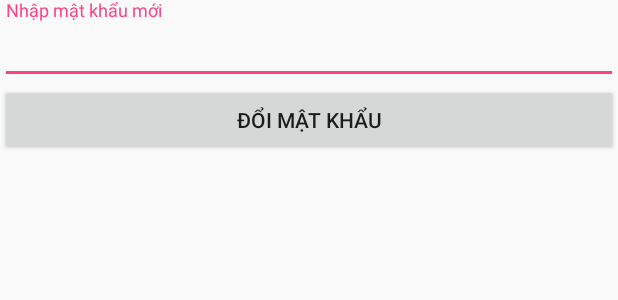
After one commit to 4nmt/Chatter, an Android app: the layout activity_change_password.xml on its own in the app's theme, with its tools: preview values and no code run, on a phone screen of 412 x 824 dp. The commit adds this screen. Shown: the top 300 px of the screen. Run offline under Robolectric (Android 15) with nearby library versions, the phone set to English and light mode, and no system bars.

Commit message:
sai cái del r

```diff
--- a/app/src/main/AndroidManifest.xml
+++ b/app/src/main/AndroidManifest.xml
@@ -49,7 +49,9 @@
             android:name=".ChatActivity"
             android:parentActivityName=".MainActivity" />
         <activity android:name=".UserSearchActivity" />
-        <activity android:name=".ForgetPasswordActivity"></activity>
+        <activity android:name=".ForgetPasswordActivity" />
+        <activity android:name=".ChangePassword" />
+        <activity android:name=".DeleteUser"></activity>
     </application>
 
 </manifest>
--- /dev/null
+++ b/app/src/main/res/layout/activity_change_password.xml
@@ -0,0 +1,38 @@
+<?xml version="1.0" encoding="utf-8"?>
+<android.support.constraint.ConstraintLayout xmlns:android="http://schemas.android.com/apk/res/android"
+    xmlns:app="http://schemas.android.com/apk/res-auto"
+    xmlns:tools="http://schemas.android.com/tools"
+    android:layout_width="match_parent"
+    android:layout_height="match_parent"
+    tools:context=".ChangePassword">
+    <LinearLayout
+        android:layout_width="match_parent"
+        android:layout_height="wrap_content"
+        android:layout_weight="2"
+        android:orientation="vertical">
+
+
+        <android.support.design.widget.TextInputLayout
+            android:layout_width="match_parent"
+            android:layout_height="wrap_content">
+
+            <android.support.design.widget.TextInputEditText
+                android:id="@+id/c_pass"
+                android:layout_width="match_parent"
+                android:layout_height="wrap_content"
+                android:hint="Nhập mật khẩu mới"
+                android:inputType="textPassword" />
+        </android.support.design.widget.TextInputLayout>
+
+        <Button
+            android:id="@+id/btn_changepassword"
+            android:layout_width="match_parent"
+            android:layout_height="wrap_content"
+            android:text="Đổi mật khẩu" />
+
+
+
+
+    </LinearLayout>
+
+</android.support.constraint.ConstraintLayout>
--- a/app/src/main/res/menu/main_menu.xml
+++ b/app/src/main/res/menu/main_menu.xml
@@ -18,7 +18,11 @@
         app:showAsAction="never"
         ></item>
     <item android:title="Đổi password"
-        android:id="@+id/btn_change"
+        android:id="@+id/btn_changepassword"
+        app:showAsAction="never"
+        ></item>
+    <item android:title="Xóa tài khoản"
+        android:id="@+id/btn_del"
         app:showAsAction="never"
         ></item>
     <item android:title="Đăng xuất"
```
Also changed, not shown: app/src/main/java/com/example/luffy/chatter/ChangePassword.java (added, +71 -0 lines), app/src/main/java/com/example/luffy/chatter/MainActivity.java (+52 -0 lines).
